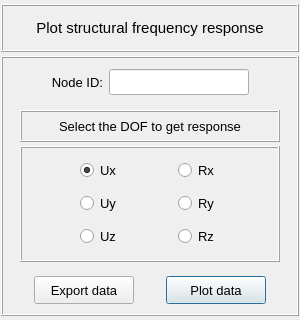
First picture: the form in pulse/interface/data/ui_files/plots/results/structural/get_nodal_results_for_harmonic_analysis.ui, repository open-pulse/OpenPulse, before the edit.
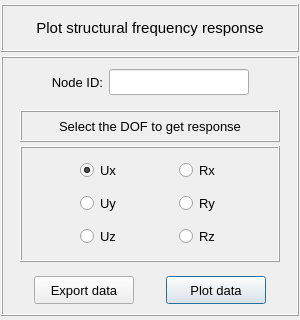
Second picture: the form after the edit.

Diff of the .ui file:
```diff
--- a/pulse/interface/data/ui_files/plots/results/structural/get_nodal_results_for_harmonic_analysis.ui
+++ b/pulse/interface/data/ui_files/plots/results/structural/get_nodal_results_for_harmonic_analysis.ui
@@ -594,11 +594,48 @@
             <property name="spacing">
              <number>4</number>
             </property>
-            <item row="2" column="1">
+            <item row="1" column="3">
+             <widget class="QRadioButton" name="radioButton_ry">
+              <property name="sizePolicy">
+               <sizepolicy hsizetype="Preferred" vsizetype="Fixed">
+                <horstretch>0</horstretch>
+                <verstretch>0</verstretch>
+               </sizepolicy>
+              </property>
+              <property name="maximumSize">
+               <size>
+                <width>100</width>
+                <height>16777215</height>
+               </size>
+              </property>
+              <property name="font">
+               <font>
+                <family>MS Shell Dlg 2</family>
+                <pointsize>10</pointsize>
+                <weight>50</weight>
+                <italic>false</italic>
+                <bold>false</bold>
+               </font>
+              </property>
+              <property name="text">
+               <string>Ry</string>
+              </property>
+              <property name="checked">
+               <bool>false</bool>
+              </property>
+             </widget>
+            </item>
+            <item row="2" column="3">
              <widget class="QRadioButton" name="radioButton_rz">
+              <property name="sizePolicy">
+               <sizepolicy hsizetype="Preferred" vsizetype="Fixed">
+                <horstretch>0</horstretch>
+                <verstretch>0</verstretch>
+               </sizepolicy>
+              </property>
               <property name="maximumSize">
                <size>
-                <width>40</width>
+                <width>100</width>
                 <height>16777215</height>
                </size>
               </property>
@@ -619,11 +656,17 @@
               </property>
              </widget>
             </item>
-            <item row="2" column="0">
+            <item row="2" column="1">
              <widget class="QRadioButton" name="radioButton_uz">
+              <property name="sizePolicy">
+               <sizepolicy hsizetype="Preferred" vsizetype="Fixed">
+                <horstretch>0</horstretch>
+                <verstretch>0</verstretch>
+               </sizepolicy>
+              </property>
               <property name="maximumSize">
                <size>
-                <width>40</width>
+                <width>100</width>
                 <height>16777215</height>
                </size>
               </property>
@@ -644,36 +687,17 @@
               </property>
              </widget>
             </item>
-            <item row="1" column="1">
-             <widget class="QRadioButton" name="radioButton_ry">
-              <property name="maximumSize">
-               <size>
-                <width>40</width>
-                <height>16777215</height>
-               </size>
-              </property>
-              <property name="font">
-               <font>
-                <family>MS Shell Dlg 2</family>
-                <pointsize>10</pointsize>
-                <weight>50</weight>
-                <italic>false</italic>
-                <bold>false</bold>
-               </font>
-              </property>
-              <property name="text">
-               <string>Ry</string>
-              </property>
-              <property name="checked">
-               <bool>false</bool>
-              </property>
-             </widget>
-            </item>
-            <item row="0" column="0">
+            <item row="0" column="1">
              <widget class="QRadioButton" name="radioButton_ux">
+              <property name="sizePolicy">
+               <sizepolicy hsizetype="Preferred" vsizetype="Fixed">
+                <horstretch>0</horstretch>
+                <verstretch>0</verstretch>
+               </sizepolicy>
+              </property>
               <property name="maximumSize">
                <size>
-                <width>40</width>
+                <width>100</width>
                 <height>16777215</height>
                </size>
               </property>
@@ -694,11 +718,48 @@
               </property>
              </widget>
             </item>
-            <item row="0" column="1">
+            <item row="1" column="1">
+             <widget class="QRadioButton" name="radioButton_uy">
+              <property name="sizePolicy">
+               <sizepolicy hsizetype="Preferred" vsizetype="Fixed">
+                <horstretch>0</horstretch>
+                <verstretch>0</verstretch>
+               </sizepolicy>
+              </property>
+              <property name="maximumSize">
+               <size>
+                <width>100</width>
+                <height>16777215</height>
+               </size>
+              </property>
+              <property name="font">
+               <font>
+                <family>MS Shell Dlg 2</family>
+                <pointsize>10</pointsize>
+                <weight>50</weight>
+                <italic>false</italic>
+                <bold>false</bold>
+               </font>
+              </property>
+              <property name="text">
+               <string>Uy</string>
+              </property>
+              <property name="checked">
+               <bool>false</bool>
+              </property>
+             </widget>
+            </item>
+            <item row="0" column="3">
              <widget class="QRadioButton" name="radioButton_rx">
+              <property name="sizePolicy">
+               <sizepolicy hsizetype="Preferred" vsizetype="Fixed">
+                <horstretch>0</horstretch>
+                <verstretch>0</verstretch>
+               </sizepolicy>
+              </property>
               <property name="maximumSize">
                <size>
-                <width>40</width>
+                <width>100</width>
                 <height>16777215</height>
                </size>
               </property>
@@ -719,30 +780,122 @@
               </property>
              </widget>
             </item>
+            <item row="0" column="4">
+             <spacer name="horizontalSpacer_7">
+              <property name="orientation">
+               <enum>Qt::Horizontal</enum>
+              </property>
+              <property name="sizeHint" stdset="0">
+               <size>
+                <width>40</width>
+                <height>20</height>
+               </size>
+              </property>
+             </spacer>
+            </item>
+            <item row="0" column="0">
+             <spacer name="horizontalSpacer_6">
+              <property name="orientation">
+               <enum>Qt::Horizontal</enum>
+              </property>
+              <property name="sizeHint" stdset="0">
+               <size>
+                <width>40</width>
+                <height>20</height>
+               </size>
+              </property>
+             </spacer>
+            </item>
+            <item row="0" column="2">
+             <spacer name="horizontalSpacer_8">
+              <property name="orientation">
+               <enum>Qt::Horizontal</enum>
+              </property>
+              <property name="sizeHint" stdset="0">
+               <size>
+                <width>40</width>
+                <height>20</height>
+               </size>
+              </property>
+             </spacer>
+            </item>
             <item row="1" column="0">
-             <widget class="QRadioButton" name="radioButton_uy">
-              <property name="maximumSize">
+             <spacer name="horizontalSpacer_9">
+              <property name="orientation">
+               <enum>Qt::Horizontal</enum>
+              </property>
+              <property name="sizeHint" stdset="0">
                <size>
                 <width>40</width>
-                <height>16777215</height>
+                <height>20</height>
                </size>
               </property>
-              <property name="font">
-               <font>
-                <family>MS Shell Dlg 2</family>
-                <pointsize>10</pointsize>
-                <weight>50</weight>
-                <italic>false</italic>
-                <bold>false</bold>
-               </font>
+             </spacer>
+            </item>
+            <item row="1" column="2">
+             <spacer name="horizontalSpacer_10">
+              <property name="orientation">
+               <enum>Qt::Horizontal</enum>
               </property>
-              <property name="text">
-               <string>Uy</string>
+              <property name="sizeHint" stdset="0">
+               <size>
+                <width>40</width>
+                <height>20</height>
+               </size>
               </property>
-              <property name="checked">
-               <bool>false</bool>
+             </spacer>
+            </item>
+            <item row="1" column="4">
+             <spacer name="horizontalSpacer_11">
+              <property name="orientation">
+               <enum>Qt::Horizontal</enum>
               </property>
-             </widget>
+              <property name="sizeHint" stdset="0">
+               <size>
+                <width>40</width>
+                <height>20</height>
+               </size>
+              </property>
+             </spacer>
+            </item>
+            <item row="2" column="0">
+             <spacer name="horizontalSpacer_12">
+              <property name="orientation">
+               <enum>Qt::Horizontal</enum>
+              </property>
+              <property name="sizeHint" stdset="0">
+               <size>
+                <width>40</width>
+                <height>20</height>
+               </size>
+              </property>
+             </spacer>
+            </item>
+            <item row="2" column="2">
+             <spacer name="horizontalSpacer_13">
+              <property name="orientation">
+               <enum>Qt::Horizontal</enum>
+              </property>
+              <property name="sizeHint" stdset="0">
+               <size>
+                <width>40</width>
+                <height>20</height>
+               </size>
+              </property>
+             </spacer>
+            </item>
+            <item row="2" column="4">
+             <spacer name="horizontalSpacer_14">
+              <property name="orientation">
+               <enum>Qt::Horizontal</enum>
+              </property>
+              <property name="sizeHint" stdset="0">
+               <size>
+                <width>40</width>
+                <height>20</height>
+               </size>
+              </property>
+             </spacer>
             </item>
            </layout>
           </widget>
```
